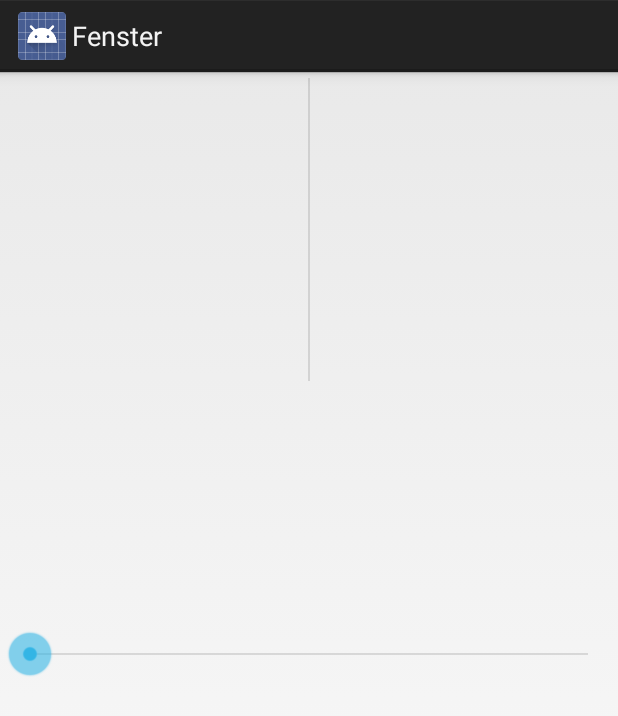
After one commit to malmstein/fenster, an Android app: the fragment FensterGestureFragment shown on its own in the app's theme, on a phone screen of 412 x 824 dp. The commit adds this screen. Shown: the top 716 px of the screen. Run offline under Robolectric (Android 15) with nearby library versions, the phone set to English and light mode, and no system bars.

Commit message:
using the demo to test the view behaviour, scrolling events now track the changes and update the seekbar

```diff
--- a/app/src/main/AndroidManifest.xml
+++ b/app/src/main/AndroidManifest.xml
@@ -26,10 +26,9 @@
       android:theme="@style/FensterFullscreenTheme"></activity>
     <activity
       android:name=".GestureMediaPlayerActivity"
-      android:configChanges="orientation|keyboardHidden|screenSize"
       android:label="@string/app_name"
-      android:screenOrientation="sensorLandscape"
-      android:theme="@style/FensterFullscreenTheme" />
+      android:screenOrientation="sensorLandscape" />
+
   </application>
 
 </manifest>
--- a/app/src/main/java/com/malmstein/fenster/demo/GestureMediaPlayerActivity.java
+++ b/app/src/main/java/com/malmstein/fenster/demo/GestureMediaPlayerActivity.java
@@ -12,13 +12,13 @@ public class GestureMediaPlayerActivity extends Activity implements FensterPlaye
     @Override
     protected void onCreate(Bundle savedInstanceState) {
         super.onCreate(savedInstanceState);
-        setContentView(R.layout.activity_gesture_media_player);
+        setContentView(R.layout.activity_gesture_test);
     }
 
     @Override
     protected void onPostCreate(Bundle savedInstanceState) {
         super.onPostCreate(savedInstanceState);
-        initVideo();
+//        initVideo();
     }
 
     private void initVideo(){
--- a/library/src/main/java/com/malmstein/fenster/gestures/FensterEventsListener.java
+++ b/library/src/main/java/com/malmstein/fenster/gestures/FensterEventsListener.java
@@ -1,7 +1,20 @@
 package com.malmstein.fenster.gestures;
+
+import android.view.MotionEvent;
 
 public interface FensterEventsListener {
 
     void onTap();
 
+    void onHorizontalScroll(int distance, MotionEvent e2);
+
+    void onVerticalScroll(int distance, MotionEvent e2);
+
+    void onSwipeRight();
+
+    void onSwipeLeft();
+
+    void onSwipeBottom();
+
+    void onSwipeTop();
 }
--- a/library/src/main/java/com/malmstein/fenster/gestures/FensterGestureControllerView.java
+++ b/library/src/main/java/com/malmstein/fenster/gestures/FensterGestureControllerView.java
@@ -5,8 +5,9 @@ import android.util.AttributeSet;
 import android.view.GestureDetector;
 import android.view.MotionEvent;
 import android.view.View;
+import android.view.ViewConfiguration;
 
-public class FensterGestureControllerView extends View implements FensterEventsListener {
+public class FensterGestureControllerView extends View{
 
     private GestureDetector gestureDetector;
     private FensterEventsListener listener;
@@ -41,11 +42,7 @@ public class FensterGestureControllerView extends View implements FensterEventsL
     }
 
     public void setFensterEventsListener(FensterEventsListener listener){
-        gestureDetector = new GestureDetector(getContext(), new FensterGestureListener(listener));
+        gestureDetector = new GestureDetector(getContext(), new FensterGestureListener(listener, ViewConfiguration.get(getContext())));
     }
 
-    @Override
-    public void onTap() {
-
-    }
 }
--- /dev/null
+++ b/library/src/main/java/com/malmstein/fenster/play/FensterGestureFragment.java
@@ -0,0 +1,91 @@
+package com.malmstein.fenster.play;
+
+import android.app.Fragment;
+import android.os.Bundle;
+import android.view.LayoutInflater;
+import android.view.MotionEvent;
+import android.view.View;
+import android.view.ViewGroup;
+import android.widget.SeekBar;
+
+import com.malmstein.fenster.R;
+import com.malmstein.fenster.gestures.FensterEventsListener;
+import com.malmstein.fenster.gestures.FensterGestureControllerView;
+
+public class FensterGestureFragment extends Fragment implements FensterEventsListener {
+
+    private View contentView;
+    private FensterGestureControllerView gestureControllerView;
+    private SeekBar horizontalProgress;
+    private SeekBar verticalProgress;
+
+    @Override
+    public View onCreateView(LayoutInflater inflater, ViewGroup container, Bundle savedInstanceState) {
+        contentView = inflater.inflate(R.layout.fragment_fenster_gesture, container);
+        gestureControllerView = (FensterGestureControllerView) contentView.findViewById(R.id.play_gesture_controller);
+        gestureControllerView.setFensterEventsListener(this);
+        horizontalProgress = (SeekBar) contentView.findViewById(R.id.play_gesture_horizontal_seekbar);
+        verticalProgress = (SeekBar) contentView.findViewById(R.id.play_gesture_vertical_seekbar);
+        return contentView;
+    }
+
+    @Override
+    public void onTap() {
+
+    }
+
+    @Override
+    public void onHorizontalScroll(int distance, MotionEvent e2) {
+        trackTouchEvent(e2, horizontalProgress);
+    }
+
+    @Override
+    public void onVerticalScroll(int distance, MotionEvent e2) {
+        trackTouchEvent(e2, verticalProgress);
+    }
+
+    @Override
+    public void onSwipeRight() {
+
+    }
+
+    @Override
+    public void onSwipeLeft() {
+
+    }
+
+    @Override
+    public void onSwipeBottom() {
+
+    }
+
+    @Override
+    public void onSwipeTop() {
+
+    }
+
+    private void trackTouchEvent(MotionEvent event, SeekBar seekbar) {
+        final int width = seekbar.getWidth();
+        final int mPaddingRight = seekbar.getPaddingRight();
+        final int mPaddingLeft = seekbar.getPaddingLeft();
+        final int available = width - mPaddingLeft - mPaddingRight;
+        int x = (int) event.getX();
+        float scale;
+        float progress = 0;
+
+        if (x < mPaddingLeft) {
+            scale = 0.0f;
+        } else if (x > width - mPaddingRight) {
+            scale = 1.0f;
+        } else {
+            scale = (float) (x - mPaddingLeft) / (float) available;
+            progress = 0;
+        }
+
+        final int max = seekbar.getMax();
+        progress += scale * max;
+
+        seekbar.setProgress((int) progress);
+    }
+
+}
--- /dev/null
+++ b/library/src/main/res/layout/fragment_fenster_gesture.xml
@@ -0,0 +1,27 @@
+<RelativeLayout xmlns:android="http://schemas.android.com/apk/res/android"
+  xmlns:tools="http://schemas.android.com/tools"
+  android:layout_width="match_parent"
+  android:layout_height="match_parent"
+  tools:context=".GestureMediaPlayerActivity"
+  android:padding="@dimen/padding_medium">
+
+  <com.malmstein.fenster.gestures.FensterGestureControllerView
+    android:id="@+id/play_gesture_controller"
+    android:layout_width="match_parent"
+    android:layout_height="match_parent" />
+
+  <SeekBar
+    android:id="@+id/play_gesture_horizontal_seekbar"
+    android:layout_width="match_parent"
+    android:layout_centerInParent="true"
+    android:max="1000"
+    android:layout_height="@dimen/media_controller_seekbar_height"/>
+
+  <SeekBar
+    android:id="@+id/play_gesture_vertical_seekbar"
+    android:layout_width="match_parent"
+    android:layout_height="@dimen/media_controller_seekbar_height"
+    android:max="1000"
+    android:rotation="90" />
+
+</RelativeLayout>
```
Also changed, not shown: app/src/main/res/layout/activity_gesture_test.xml (added, +8 -0 lines), library/src/main/java/com/malmstein/fenster/controller/MediaFensterPlayerController.java (+30 -0 lines), library/src/main/java/com/malmstein/fenster/gestures/FensterGestureListener.java (+61 -2 lines).
